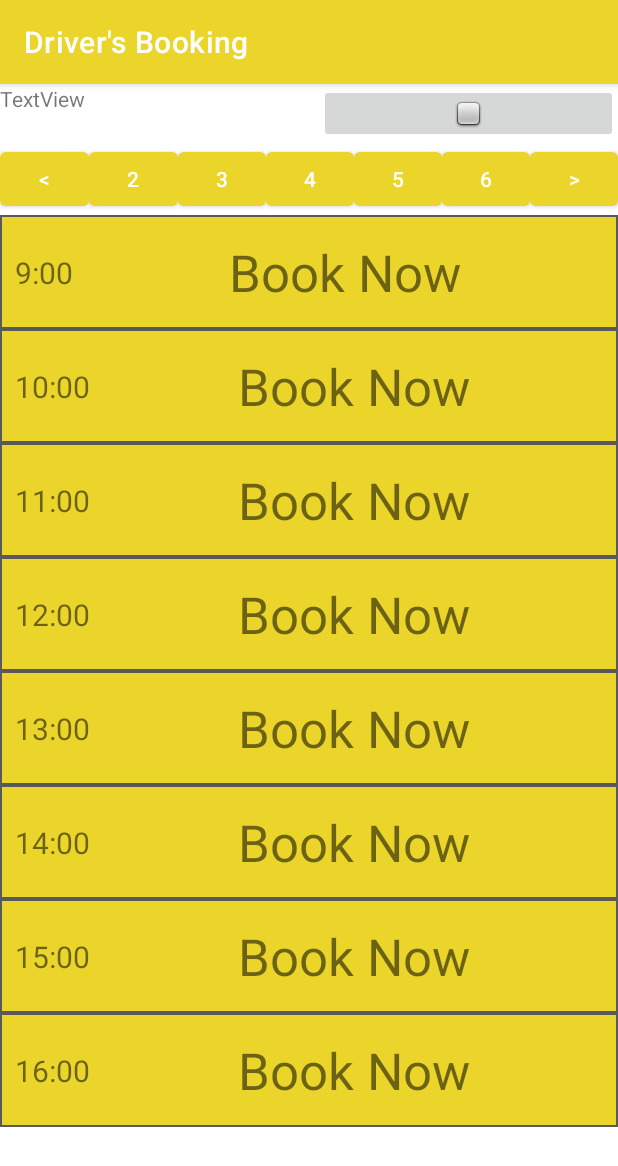
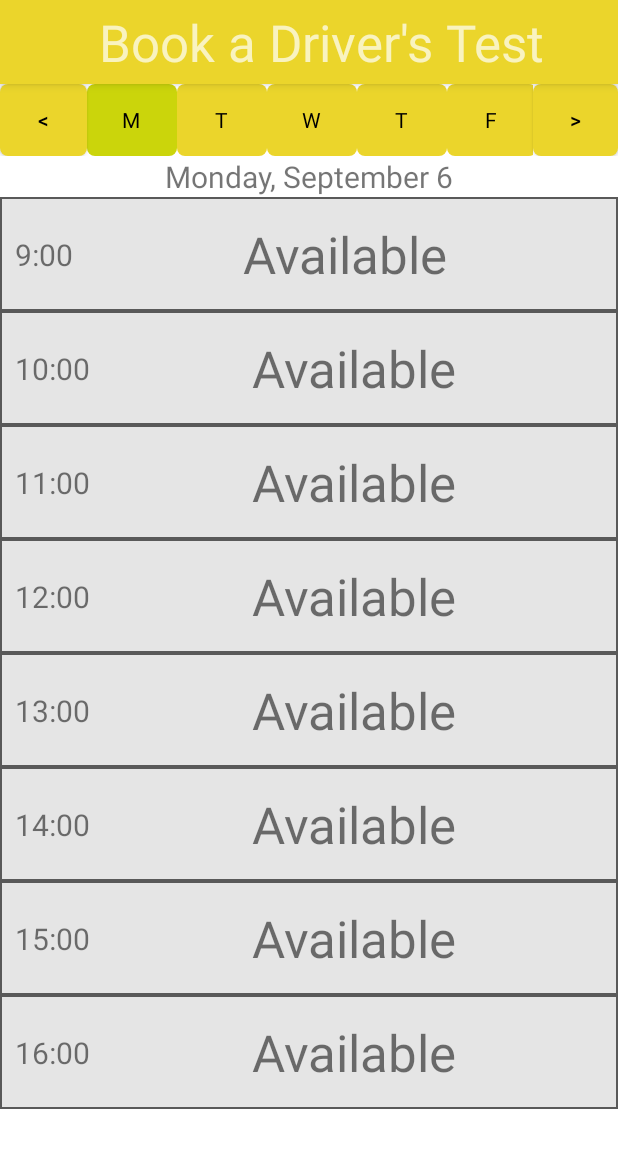
Before and after one commit to Shakila93/Drivers_Booking, an Android app: the screen it shows after launch (MainActivity), on a phone screen of 412 x 824 dp. Shown: the top 1166 px of the screen. Run offline under Robolectric (Android 15) with nearby library versions, the phone set to English and light mode, and no system bars; 1 statement that could not run was skipped.

Commit message:
starting screen

```diff
--- a/app/src/main/AndroidManifest.xml
+++ b/app/src/main/AndroidManifest.xml
@@ -10,6 +10,9 @@
         android:supportsRtl="true"
         android:theme="@style/Theme.DriversBooking">
         <activity
+            android:name=".HourScreen"
+            android:exported="true" />
+        <activity
             android:name=".MainActivity"
             android:exported="true">
             <intent-filter>
--- /dev/null
+++ b/app/src/main/java/com/Shakila/driversbooking/Day.java
@@ -0,0 +1,14 @@
+package com.Shakila.driversbooking;
+
+import java.util.Map;
+
+public class Day {
+    private Map<Integer, Hour> Hours;
+
+    public Hour getHour(int hour) {
+        if(Hours.containsKey(hour)){
+            return Hours.get(hour);
+        }
+        return null;
+    }
+}
--- /dev/null
+++ b/app/src/main/java/com/Shakila/driversbooking/Hour.java
@@ -0,0 +1,11 @@
+package com.Shakila.driversbooking;
+
+import java.util.List;
+
+public class Hour {
+    private List<TimeSlot> Slots;
+
+    public int getCount() {
+        return Slots.size();
+    }
+}
--- /dev/null
+++ b/app/src/main/java/com/Shakila/driversbooking/HourScreen.java
@@ -0,0 +1,14 @@
+package com.Shakila.driversbooking;
+
+import androidx.appcompat.app.AppCompatActivity;
+
+import android.os.Bundle;
+
+public class HourScreen extends AppCompatActivity {
+
+    @Override
+    protected void onCreate(Bundle savedInstanceState) {
+        super.onCreate(savedInstanceState);
+        setContentView(R.layout.activity_hour_screen);
+    }
+}
--- a/app/src/main/java/com/Shakila/driversbooking/MainActivity.java
+++ b/app/src/main/java/com/Shakila/driversbooking/MainActivity.java
@@ -1,14 +1,138 @@
 package com.Shakila.driversbooking;
 
+import androidx.appcompat.app.ActionBar;
 import androidx.appcompat.app.AppCompatActivity;
 
+
 import android.os.Bundle;
+import android.view.View;
+import android.view.View.OnClickListener;
+import android.widget.Button;
+import android.widget.RadioButton;
+import android.widget.TextView;
+
+import java.util.Calendar;
+import java.util.Date;
+import java.util.GregorianCalendar;
+import java.util.HashMap;
+import java.util.Locale;
+import java.util.Map;
 
 public class MainActivity extends AppCompatActivity {
+    public TextView DayText;
+    private RadioButton MondayButton;
+    private RadioButton TuesdayButton;
+    private RadioButton WednesdayButton;
+    private RadioButton ThursdayButton;
+    private RadioButton FridayButton;
+    private Button PrevButton;
+    private Button NextButton;
+    private int month;
+    private int startDate;
+    private Map<Integer, TextView> Buttons;
+    private Manager manager;
 
+    private final String[] months = {
+            "January", "February", "March", "April", "May", "June", "July", "August", "September", "October", "November", "December"
+    };
+    private final String[] days = {
+            "Monday", "Tuesday", "Wednesday", "Thursday", "Friday"
+
+    };
     @Override
     protected void onCreate(Bundle savedInstanceState) {
         super.onCreate(savedInstanceState);
         setContentView(R.layout.activity_main);
+
+        getSupportActionBar().setDisplayOptions(ActionBar.DISPLAY_SHOW_CUSTOM);
+        getSupportActionBar().setCustomView(R.layout.title_bar);
+
+        DayText = findViewById(R.id.day_text);
+        MondayButton = findViewById(R.id.monday);
+        TuesdayButton = findViewById(R.id.tuesday);
+        WednesdayButton = findViewById(R.id.wednesday);
+        ThursdayButton = findViewById(R.id.thursday);
+        FridayButton = findViewById(R.id.friday);
+        NextButton = findViewById(R.id.next_week);
+        PrevButton = findViewById(R.id.prv_week);
+
+        Calendar date =  Calendar.getInstance();
+
+    month = date.get(Calendar.MONTH);
+    date.set(Calendar.DAY_OF_WEEK, Calendar.MONDAY);
+    startDate = date.get(Calendar.DATE);
+        MondayButton.setOnClickListener(view -> setDate(0));
+        TuesdayButton.setOnClickListener(view -> setDate(1));
+        WednesdayButton.setOnClickListener(view -> setDate(2));
+        ThursdayButton.setOnClickListener(view -> setDate(3));
+        FridayButton.setOnClickListener(view -> setDate(4));
+
+        PrevButton.setOnClickListener(view -> moveWeek(-1));
+        NextButton.setOnClickListener(view -> moveWeek(1));
+
+        manager = Manager.getInstance();
+
+        Buttons = new HashMap<>();
+        Buttons.put(9, findViewById(R.id.nineamtext));
+        Buttons.put(10, findViewById(R.id.tenamtext));
+        Buttons.put(11, findViewById(R.id.elevenamtext));
+        Buttons.put(12, findViewById(R.id.twelvepmtext));
+        Buttons.put(13, findViewById(R.id.thirteenpmtext));
+        Buttons.put(14, findViewById(R.id.fourteenpmtext));
+        Buttons.put(15, findViewById(R.id.fifteenpmtext));
+        Buttons.put(16, findViewById(R.id.sixteenpmtext));
+
+        for(int i = 9; i<16; i++){
+            Buttons.get(i).setOnClickListener(view ->gotoHour(i));
+
+        }
+
+        setDate(0);
     }
+
+    private void moveWeek(int i) {
+        startDate += i*7;
+        MondayButton.setChecked(true);
+        TuesdayButton.setChecked(false);
+        WednesdayButton.setChecked(false);
+        ThursdayButton.setChecked(false);
+        FridayButton.setChecked(false);
+        setDate(0);
+    }
+    private void setDate(int modifier){
+        String postfix = "";
+        DayText.setText(String.format(Locale.US, "%s, %s %d%s", days[modifier],months[month], startDate+modifier, postfix));
+
+
+        Date date = new Date(2021, month, startDate + modifier);
+        Day day = manager.getDate(date);
+        if(day != null){
+            int slot = 0;
+            //setting the slots to be number of available slots
+            for(int hour = 9;hour <17; hour ++){
+                Hour hourObject = day.getHour(hour);
+                if(hourObject == null){
+                    Buttons.get(hour).setText("Available");
+                    continue;
+                }
+                int count = hourObject.getCount();
+                Buttons.get(hour).setText("Booked");
+                if(count < 10){
+                    //we are available
+                    Buttons.get(hour).setText("Available");
+                }
+            }
+            return;
+        }
+        //setting all slots default information
+        for(int hour = 9;hour <17; hour ++){
+            Buttons.get(hour).setText("Available");
+        }
+
+    }
+    //takes user the to the selected hour screen
+    private void gotoHour(int hour){
+
+    }
+
 }
--- /dev/null
+++ b/app/src/main/java/com/Shakila/driversbooking/Manager.java
@@ -0,0 +1,29 @@
+package com.Shakila.driversbooking;
+
+import java.util.Date;
+import java.util.HashMap;
+import java.util.Map;
+
+public class Manager {
+    private Map<Date, Day> Dates;
+    private static Manager instance;
+    public static Manager getInstance(){
+        if(instance == null){
+            instance = new Manager();
+        }
+        return instance;
+    }
+
+    private Manager(){
+        //map is  interface
+        //hashmap is implementation of map
+        Dates = new HashMap<>();
+    }
+
+    public Day getDate(Date date) {
+        if(Dates.containsKey(date)){
+            return Dates.get(date);
+        }
+        return null;
+    }
+}
--- /dev/null
+++ b/app/src/main/java/com/Shakila/driversbooking/TimeSlot.java
@@ -0,0 +1,6 @@
+package com.Shakila.driversbooking;
+
+public class TimeSlot {
+    private String Instructor;
+    private String User;
+}
--- /dev/null
+++ b/app/src/main/res/drawable/button_down.xml
@@ -0,0 +1,6 @@
+<?xml version="1.0" encoding="utf-8"?>
+<shape xmlns:android="http://schemas.android.com/apk/res/android" android:shape="rectangle">
+    <solid android:color="?attr/colorPrimaryVariant"/>
+    <corners android:radius="5dp"/>
+
+</shape>
--- /dev/null
+++ b/app/src/main/res/drawable/button_up.xml
@@ -0,0 +1,6 @@
+<?xml version="1.0" encoding="utf-8"?>
+<shape xmlns:android="http://schemas.android.com/apk/res/android" android:shape="rectangle">
+    <solid android:color="?attr/colorPrimary"/>
+    <corners android:radius="5dp"/>
+
+</shape>
--- /dev/null
+++ b/app/src/main/res/drawable/custom_button.xml
@@ -0,0 +1,5 @@
+<?xml version="1.0" encoding="utf-8"?>
+<selector xmlns:android="http://schemas.android.com/apk/res/android">
+    <item android:drawable="@drawable/button_up" android:state_checked="false"/>
+    <item android:drawable="@drawable/button_down" android:state_checked="true"/>
+</selector>
--- /dev/null
+++ b/app/src/main/res/layout/activity_hour_screen.xml
@@ -0,0 +1,9 @@
+<?xml version="1.0" encoding="utf-8"?>
+<androidx.constraintlayout.widget.ConstraintLayout xmlns:android="http://schemas.android.com/apk/res/android"
+    xmlns:app="http://schemas.android.com/apk/res-auto"
+    xmlns:tools="http://schemas.android.com/tools"
+    android:layout_width="match_parent"
+    android:layout_height="match_parent"
+    tools:context=".HourScreen">
+
+</androidx.constraintlayout.widget.ConstraintLayout>
--- a/app/src/main/res/layout/activity_main.xml
+++ b/app/src/main/res/layout/activity_main.xml
@@ -14,22 +14,7 @@
         <LinearLayout
             android:layout_width="match_parent"
             android:layout_height="wrap_content"
-            android:orientation="horizontal">
-
-            <TextView
-                android:id="@+id/textView"
-                android:layout_width="wrap_content"
-                android:layout_height="wrap_content"
-                android:layout_weight="1"
-                android:text="TextView" />
-
-            <ImageButton
-                android:id="@+id/imageButton"
-                android:layout_width="wrap_content"
-                android:layout_height="wrap_content"
-                android:layout_weight="1"
-                app:srcCompat="@android:drawable/checkbox_off_background" />
-        </LinearLayout>
+            android:orientation="vertical">
 
             <LinearLayout
                 android:layout_width="match_parent"
@@ -39,52 +24,86 @@
                 <Button
                     android:id="@+id/prv_week"
                     android:layout_width="wrap_content"
-                android:layout_height="wrap_content"
-                android:layout_weight="1"
-                android:text="&lt;" />  <!--entity code , creates a less then sign-->
+                    android:layout_height="match_parent"
+                    android:layout_weight="10"
+                    android:background="@drawable/custom_button"
+                    android:text="&lt;"
+                    android:textColor="@color/black" />  <!--entity code , creates a less then sign-->
 
 
-            <Button
+                <RadioGroup
+                    android:layout_width="wrap_content"
+                    android:layout_height="match_parent"
+                    android:layout_weight="1"
+                    android:orientation="horizontal">
+
+
+                    <RadioButton
                         android:id="@+id/monday"
-                android:layout_width="wrap_content"
+                        android:layout_width="60dp"
                         android:layout_height="wrap_content"
-                android:layout_weight="1"
-                android:text="2" />
+                        android:background="@drawable/custom_button"
+                        android:button="@drawable/custom_button"
+                        android:checked="true"
+                        android:text="M"
+                        android:textAlignment="center" />
 
-            <Button
+                    <RadioButton
                         android:id="@+id/tuesday"
-                android:layout_width="wrap_content"
+                        android:layout_width="60dp"
                         android:layout_height="wrap_content"
-                android:layout_weight="1"
-                android:text="3" />
+                        android:background="@drawable/custom_button"
+                        android:button="@drawable/custom_button"
+                        android:text="T"
+                        android:textAlignment="center" />
 
-            <Button
+                    <RadioButton
                         android:id="@+id/wednesday"
-                android:layout_width="wrap_content"
+                        android:layout_width="60dp"
                         android:layout_height="wrap_content"
-                android:layout_weight="1"
-                android:text="4" />
+                        android:background="@drawable/custom_button"
+                        android:button="@drawable/custom_button"
+                        android:text="W"
+                        android:textAlignment="center" />
 
-            <Button
+                    <RadioButton
                         android:id="@+id/thursday"
-                android:layout_width="wrap_content"
+                        android:layout_width="60dp"
                         android:layout_height="wrap_content"
-                android:layout_weight="1"
-                android:text="5" />
+                        android:background="@drawable/custom_button"
+                        android:button="@drawable/custom_button"
+                        android:text="T"
+                        android:textAlignment="center" />
 
-            <Button
+                    <RadioButton
                         android:id="@+id/friday"
-                android:layout_width="wrap_content"
+                        android:layout_width="60dp"
                         android:layout_height="wrap_content"
-                android:layout_weight="1"
-                android:text="6" />
+                        android:background="@drawable/custom_button"
+                        android:button="@drawable/custom_button"
+                        android:text="F"
+                        android:textAlignment="center" />
+                </RadioGroup>
 
                 <Button
                     android:id="@+id/next_week"
                     android:layout_width="wrap_content"
+                    android:layout_height="match_parent"
+                    android:layout_weight="10"
+                    android:background="@drawable/custom_button"
+                    android:text=">"
+                    android:textColor="@color/black" />
+            </LinearLayout>
+
+            <TextView
+                android:id="@+id/day_text"
+                android:layout_width="match_parent"
                 android:layout_height="wrap_content"
                 android:layout_weight="1"
-                android:text=">" />
+                android:text="Monday September 6th"
+                android:textAlignment="center"
+                android:textSize="20sp" />
+
         </LinearLayout>
 
         <ScrollView
--- /dev/null
+++ b/app/src/main/res/layout/title_bar.xml
@@ -0,0 +1,20 @@
+<?xml version="1.0" encoding="utf-8"?>
+<androidx.appcompat.widget.Toolbar
+    xmlns:android="http://schemas.android.com/apk/res/android"
+    xmlns:app="http://schemas.android.com/apk/res-auto"
+    android:layout_width="match_parent"
+    android:layout_height="56dp"
+    android:background="?attr/colorPrimary">
+    <RelativeLayout
+        android:layout_width="match_parent"
+        android:layout_height="match_parent">
+
+        <TextView
+            android:layout_width="match_parent"
+            android:layout_height="wrap_content"
+            android:layout_centerVertical="true"
+            android:text="@string/app_name"
+            android:textAlignment="center"
+            android:textSize="34sp" />
+    </RelativeLayout>
+</androidx.appcompat.widget.Toolbar>
--- a/app/src/main/res/values/colors.xml
+++ b/app/src/main/res/values/colors.xml
@@ -7,6 +7,6 @@
     <color name="teal_700">#FF018786</color>
     <color name="black">#FF000000</color>
     <color name="white">#FFFFFFFF</color>
-    <color name="background">#FFEBD52B</color>
+    <color name="background">#FFE5E5E5</color>
     <color name="border">#FF595959</color>
 </resources>
--- a/app/src/main/res/values/strings.xml
+++ b/app/src/main/res/values/strings.xml
@@ -1,3 +1,3 @@
 <resources>
-    <string name="app_name">Driver\'s Booking</string>
+    <string name="app_name">Book a Driver\'s Test</string>
 </resources>
--- a/app/src/main/res/values/themes.xml
+++ b/app/src/main/res/values/themes.xml
@@ -3,7 +3,7 @@
     <style name="Theme.DriversBooking" parent="Theme.MaterialComponents.DayNight.DarkActionBar">
         <!-- Primary brand color. -->
         <item name="colorPrimary">#FFEBD52B</item>
-        <item name="colorPrimaryVariant">@color/purple_700</item>
+        <item name="colorPrimaryVariant">#FFCBD50B</item>
         <item name="colorOnPrimary">@color/white</item>
         <!-- Secondary brand color. -->
         <item name="colorSecondary">@color/teal_200</item>
```
Lines whose indentation alone changed are shown as unchanged.
